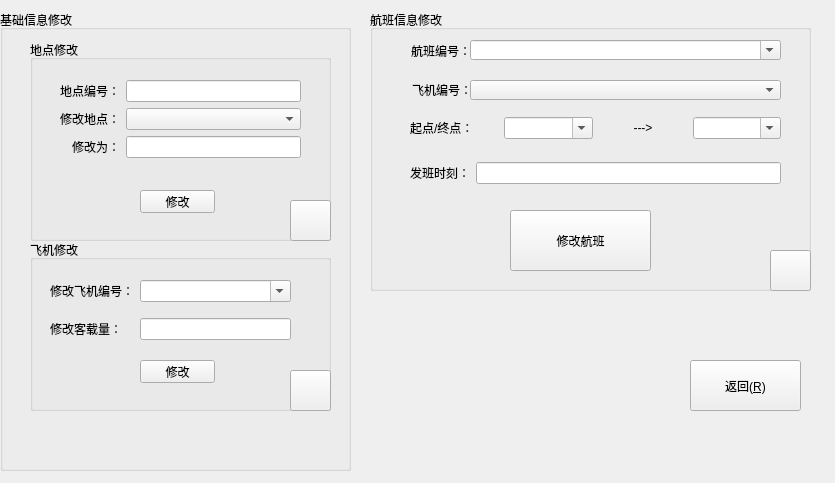
First picture: the form in src/UI/widgets/informationmodifierwidget.ui, repository 3944Realms/AirLife, before the edit.
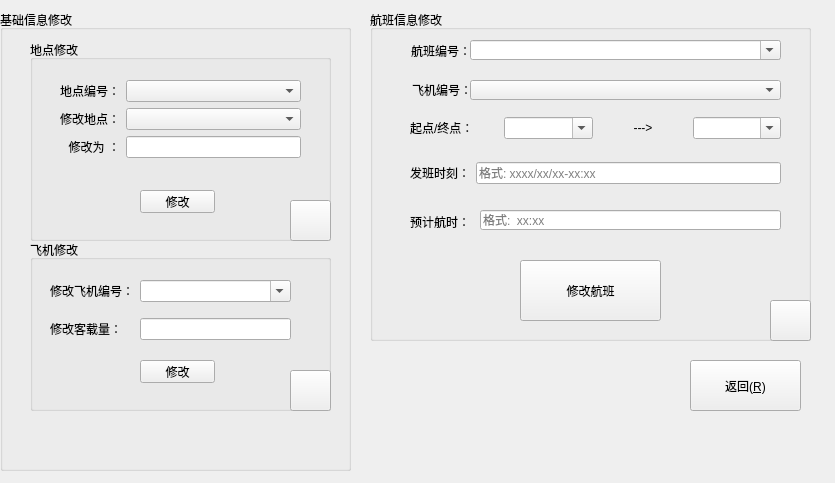
Second picture: the form after the edit. Icons and pictures are not drawn.

The edit to the form file:
```diff
--- a/src/UI/widgets/informationmodifierwidget.ui
+++ b/src/UI/widgets/informationmodifierwidget.ui
@@ -29,7 +29,7 @@
      <x>370</x>
      <y>10</y>
      <width>441</width>
-     <height>281</height>
+     <height>331</height>
     </rect>
    </property>
    <property name="title">
@@ -90,8 +90,8 @@
    <widget class="QPushButton" name="airLifeModifyFlightPushButton">
     <property name="geometry">
      <rect>
-      <x>140</x>
-      <y>200</y>
+      <x>150</x>
+      <y>250</y>
       <width>141</width>
       <height>61</height>
      </rect>
@@ -162,6 +162,9 @@
          <property name="readOnly">
           <bool>false</bool>
          </property>
+         <property name="placeholderText">
+          <string>格式: xxxx/xx/xx-xx:xx</string>
+         </property>
         </widget>
        </item>
       </layout>
@@ -172,7 +175,7 @@
     <property name="geometry">
      <rect>
       <x>400</x>
-      <y>240</y>
+      <y>290</y>
       <width>41</width>
       <height>41</height>
      </rect>
@@ -188,6 +191,35 @@
       <normaloff>:/Simon/SymbolsDeleteSi.png</normaloff>:/Simon/SymbolsDeleteSi.png</iconset>
     </property>
    </widget>
+   <widget class="QLabel" name="airLifeTakeTimeLabel">
+    <property name="geometry">
+     <rect>
+      <x>40</x>
+      <y>190</y>
+      <width>60</width>
+      <height>44</height>
+     </rect>
+    </property>
+    <property name="text">
+     <string>预计航时：</string>
+    </property>
+   </widget>
+   <widget class="QLineEdit" name="airLifeFlightTakeTimeLineEdit">
+    <property name="geometry">
+     <rect>
+      <x>110</x>
+      <y>200</y>
+      <width>301</width>
+      <height>20</height>
+     </rect>
+    </property>
+    <property name="text">
+     <string/>
+    </property>
+    <property name="placeholderText">
+     <string>格式:  xx:xx</string>
+    </property>
+   </widget>
   </widget>
   <widget class="QGroupBox" name="airLifeBaseGroupBox">
    <property name="geometry">
@@ -308,7 +340,7 @@
       <item row="2" column="0">
        <widget class="QLabel" name="airLifeThisAreaNewNameLabel">
         <property name="text">
-         <string>修改为：</string>
+         <string>修改为 ：</string>
         </property>
         <property name="alignment">
          <set>Qt::AlignRight|Qt::AlignTrailing|Qt::AlignVCenter</set>
@@ -325,7 +357,7 @@
       <item row="0" column="1">
        <layout class="QHBoxLayout" name="horizontalLayout">
         <item>
-         <widget class="QLineEdit" name="airLifeThisAreaUUIDLineEdit"/>
+         <widget class="QComboBox" name="airLifeThisAreaUUIDComboBox"/>
         </item>
        </layout>
       </item>
```
Left out of the diff: 10 changed lines with no effect on the pictures.
